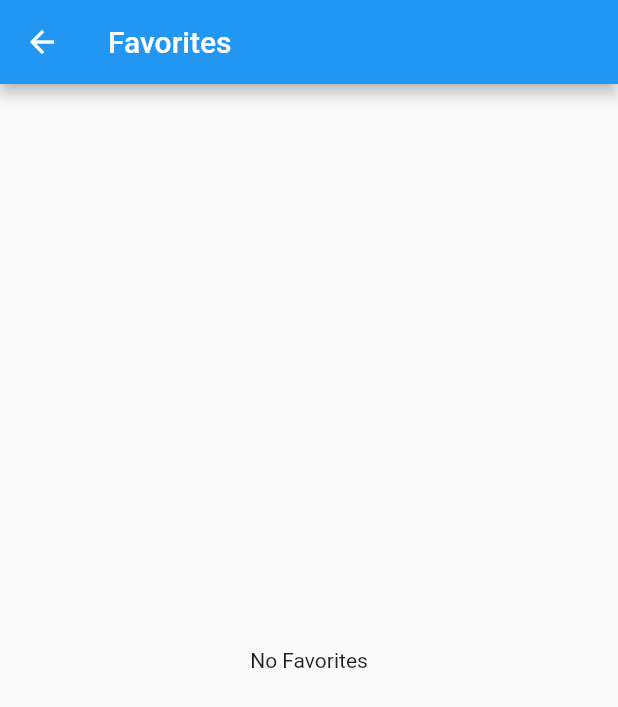
After one commit to ovicristurean/BlocBasics, a Flutter app: the FavoriteScreen screen opened directly, on a phone screen of 412 x 824 dp. The commit adds this screen. Shown: the top 707 px of the screen. Run offline on Flutter 3.47's test engine with Material 2 defaults, Android fonts, the phone set to English and light mode, and no system bars.

Commit message:
broadcast a StreamController to be listened from two screens

```diff
--- /dev/null
+++ b/bloc_basics/lib/bloc/favorite_bloc.dart
@@ -0,0 +1,30 @@
+import 'dart:async';
+
+import 'package:blocbasics/data/restaurant.dart';
+
+import 'bloc.dart';
+
+class FavoriteBloc implements Bloc {
+  var _restaurants = <Restaurant>[];
+
+  List<Restaurant> get favorites => _restaurants;
+
+  final _controller = StreamController<List<Restaurant>>.broadcast();
+
+  Stream<List<Restaurant>> get favoritesStream => _controller.stream;
+
+  void toggleRestaurant(Restaurant restaurant) {
+    if (_restaurants.contains(restaurant)) {
+      _restaurants.remove(restaurant);
+    } else {
+      _restaurants.add(restaurant);
+    }
+
+    _controller.sink.add(_restaurants);
+  }
+
+  @override
+  void dispose() {
+    _controller.close();
+  }
+}
--- a/bloc_basics/lib/data/restaurant.dart
+++ b/bloc_basics/lib/data/restaurant.dart
@@ -1,5 +1,9 @@
 class Restaurant {
   String name;
+  String cuisines = "cuisines";
+  String address = "str. SomeAddress";
+  String priceDisplay = "123";
+  String rating = "7/10";
 
   Restaurant(String name) {
     this.name = name;
--- a/bloc_basics/lib/main.dart
+++ b/bloc_basics/lib/main.dart
@@ -1,4 +1,5 @@
 import 'package:blocbasics/bloc/bloc_provider.dart';
+import 'package:blocbasics/bloc/favorite_bloc.dart';
 import 'package:blocbasics/bloc/location_bloc.dart';
 import 'package:blocbasics/ui/main_screen.dart';
 import 'package:flutter/material.dart';
@@ -15,6 +16,8 @@ class MyApp extends StatelessWidget {
 
     return BlocProvider<LocationBloc>(
       bloc: bloc,
+      child: BlocProvider<FavoriteBloc>(
+        bloc: FavoriteBloc(),
         child: MaterialApp(
           title: 'Flutter Demo',
           theme: ThemeData(
@@ -34,6 +37,7 @@ class MyApp extends StatelessWidget {
             visualDensity: VisualDensity.adaptivePlatformDensity,
           ),
           home: MainScreen(),
+        ),
       ),
     );
   }
--- /dev/null
+++ b/bloc_basics/lib/ui/favorite_screen.dart
@@ -0,0 +1,42 @@
+import 'package:blocbasics/bloc/bloc_provider.dart';
+import 'package:blocbasics/bloc/favorite_bloc.dart';
+import 'package:blocbasics/data/restaurant.dart';
+import 'package:blocbasics/ui/restaurant_tile.dart';
+import 'package:flutter/cupertino.dart';
+import 'package:flutter/material.dart';
+
+class FavoriteScreen extends StatelessWidget {
+  @override
+  Widget build(BuildContext context) {
+    final bloc = BlocProvider.of<FavoriteBloc>(context);
+
+    return Scaffold(
+      appBar: AppBar(
+        title: Text('Favorites'),
+      ),
+      body: StreamBuilder<List<Restaurant>>(
+        stream: bloc.favoritesStream,
+        initialData: bloc.favorites,
+        builder: (context, snapshot) {
+          List<Restaurant> favorites =
+              (snapshot.connectionState == ConnectionState.waiting)
+                  ? bloc.favorites
+                  : snapshot.data;
+
+          if (favorites == null || favorites.isEmpty) {
+            return Center(child: Text('No Favorites'));
+          }
+
+          return ListView.separated(
+            itemCount: favorites.length,
+            separatorBuilder: (context, index) => Divider(),
+            itemBuilder: (context, index) {
+              final restaurant = favorites[index];
+              return RestaurantTile(restaurant: restaurant);
+            },
+          );
+        },
+      ),
+    );
+  }
+}
```
Also changed, not shown: bloc_basics/lib/ui/restaurant_details_screen.dart (added, +97 -0 lines), bloc_basics/lib/ui/restaurant_screen.dart (+8 -0 lines), bloc_basics/lib/ui/restaurant_tile.dart (+9 -0 lines). Lines whose indentation alone changed are shown as unchanged.
